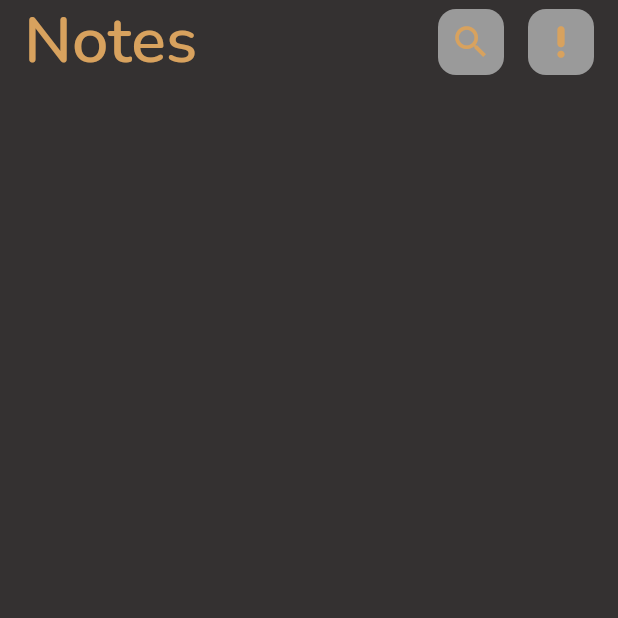
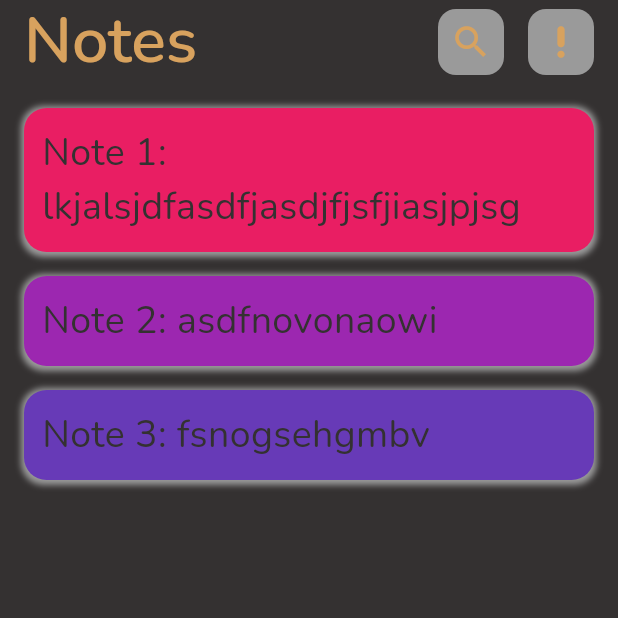
Before and after one commit to wael-saif23/idea-box-app, a Flutter app: the screen it shows after launch, on a phone screen of 412 x 824 dp, the top half of it. Run offline on Flutter 3.47's test engine with Material 3 defaults, Android fonts, the phone set to English and light mode, and no system bars; our stand-ins replace hive_flutter; accounts and stored records are empty.

Commit message:
feat: Implement basic note listing UI
Displays a scrollable list of colorful note previews on the home screen.
Each preview shows the note's title and uses color coding for visual organization.

```diff
--- a/lib/core/helper_functions/app_routes.dart
+++ b/lib/core/helper_functions/app_routes.dart
@@ -13,7 +13,7 @@ class AppRoutes {
 
           case homeView:
         return MaterialPageRoute(
-          builder: (context) => const HomeView(),);
+          builder: (context) =>  HomeView(),);
 
       default:
         return MaterialPageRoute(
--- a/lib/views/home_view.dart
+++ b/lib/views/home_view.dart
@@ -1,13 +1,57 @@
 import 'package:flutter/material.dart';
+import 'package:idea_box_app/model/note_model.dart';
 import 'package:idea_box_app/views/widgets/custom_button.dart';
+import 'package:idea_box_app/views/widgets/custom_note_item.dart';
 
 class HomeView extends StatelessWidget {
-  const HomeView({super.key});
+  HomeView({super.key});
+  final List<NoteModel> notes = [
+    NoteModel(
+      idAtDatabase: 0,
+      title: 'Note 1: lkjalsjdfasdfjasdjfjsfjiasjpjsg',
+      description: 'Description 1',
+      colorCode: 0xFFE91E63,
+    ),
+    NoteModel(
+      idAtDatabase: 1,
+      title: 'Note 2: asdfnovonaowi',
+      description: 'Description 2',
+      colorCode: 0xFF9C27B0,
+    ),
+    NoteModel(
+      idAtDatabase: 2,
+      title: 'Note 3: fsnogsehgmbv',
+      description: 'Description 3',
+      colorCode: 0xFF673AB7,
+    ),
+  ];
 
   @override
   Widget build(BuildContext context) {
     return Scaffold(
-      appBar: AppBar(
+      appBar: _getAppBar(),
+      body: Padding(
+        padding: const EdgeInsets.symmetric(horizontal: 16.0, vertical: 16.0),
+        child: ListView.builder(
+          itemCount: notes.length,
+          itemBuilder: (context, index) {
+            return Padding(
+              padding: const EdgeInsets.only(bottom: 16),
+              child: Expanded(
+                child: CustomNoteItem(
+                  colorCode: notes[index].colorCode,
+                  title: notes[index].title,
+                ),
+              ),
+            );
+          },
+        ),
+      ),
+    );
+  }
+
+  AppBar _getAppBar() {
+    return AppBar(
       title: const Text('Notes'),
       actions: [
         CustomButton(iconData: Icons.search, onTap: () {}),
@@ -19,7 +63,6 @@ class HomeView extends StatelessWidget {
           width: 16,
         ),
       ],
-      ),
     );
   }
 }
--- a/lib/views/widgets/custom_note_item.dart
+++ b/lib/views/widgets/custom_note_item.dart
@@ -16,9 +16,9 @@ class CustomNoteItem extends StatelessWidget {
         boxShadow: const [
           BoxShadow(
             color: AppColors.gray,
-            spreadRadius: 5,
-            blurRadius: 7,
-            offset: Offset(0, 3), // changes position of shadow
+            spreadRadius: 2,
+            blurRadius: 3,
+            offset: Offset(0, 1), // changes position of shadow
           ),
         ],
       ),
--- a/pubspec.yaml
+++ b/pubspec.yaml
@@ -31,6 +31,7 @@ dependencies:
   cupertino_icons: ^1.0.6
   flutter:
     sdk: flutter
+  flutter_slidable: ^3.1.1
   hive: ^2.2.3
   hive_flutter: ^1.1.0
 
```
Also changed, not shown: pubspec.lock. Lines whose indentation alone changed are shown as unchanged.
